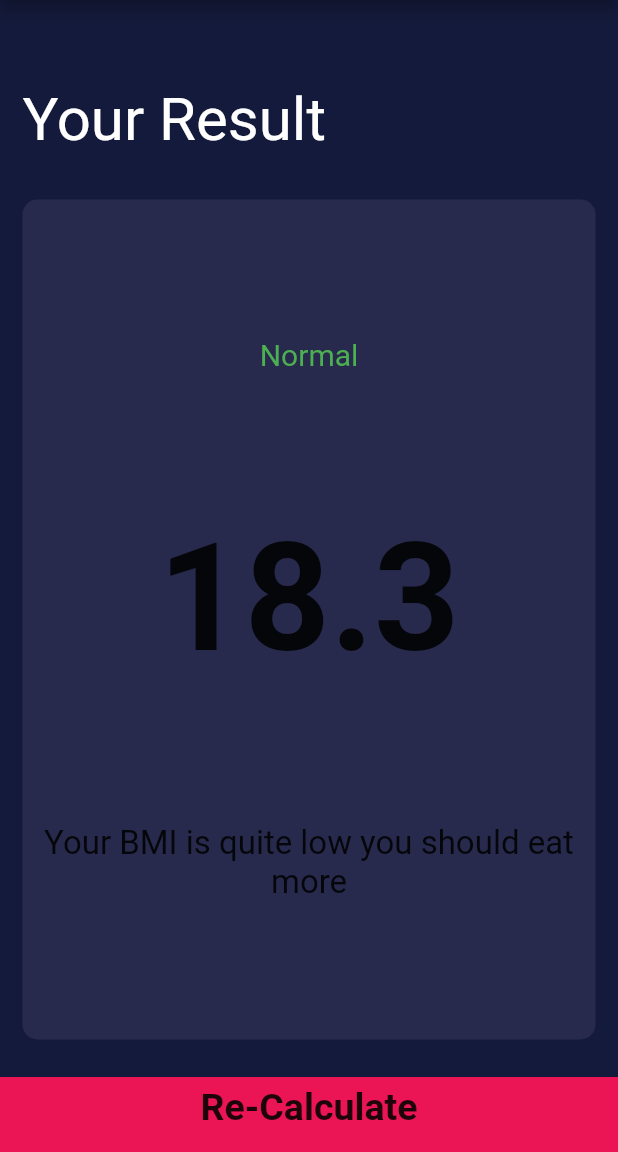
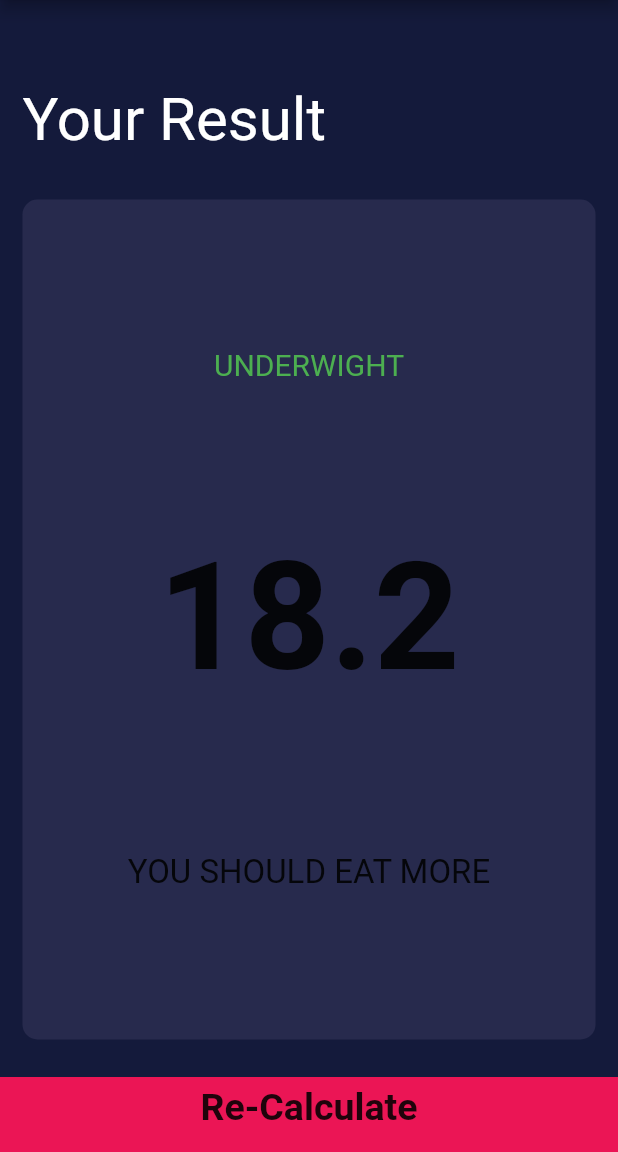
Before and after one commit to FahimMuntashir/BMI-Calculator, a Flutter app: the screen it shows after launch, after a tap on "Calculate", on a phone screen of 412 x 824 dp, the part 84-1236 px from its top. Run offline on Flutter 3.47's test engine with Material 2 defaults, Android fonts, the phone set to English and light mode, and no system bars.

Commit message:
final app

```diff
--- /dev/null
+++ b/lib/calculator_brain.dart
@@ -0,0 +1,39 @@
+
+import 'dart:math';
+
+import 'main.dart';
+class CalculatorBrain{
+  CalculatorBrain({this.weight,this.height});
+  final int height ;
+  final int weight;
+  double _bmi;
+
+  String calculateBMI(){
+    _bmi = weight/pow(height/100, 2);
+        return _bmi.toStringAsFixed(1);
+  }
+
+  String getResult(){
+    if (_bmi>=25) {
+      return 'Overweight';
+
+    }  else if (_bmi>=18.5) {
+      return 'Normal';
+
+    }  else{
+      return 'Underwight';
+    }
+  }
+
+  String getInterpretation(){
+    if (_bmi>=25) {
+      return 'Try to exercise more';
+
+    }  else if (_bmi>=18.5) {
+      return 'God job !';
+
+    }  else{
+      return 'You should eat more';
+    }
+  }
+}
--- a/lib/input_page.dart
+++ b/lib/input_page.dart
@@ -6,6 +6,7 @@ import 'reusable_card.dart';
 import 'constants.dart';
 import 'result_page.dart';
 import 'bottom_button.dart';
+import 'calculator_brain.dart';
 
 enum Gender {
   male,
@@ -241,10 +242,15 @@ class _InputPageState extends State<InputPage> {
           BottomButton(
             buttonTitle: 'Calculate',
             onTap: () {
+              CalculatorBrain calc = CalculatorBrain(height: height,weight: weight);
               Navigator.push(
                 context,
                 MaterialPageRoute(
-                  builder: (context) => ResultsPage(),
+                  builder: (context) => ResultsPage(
+                    bmiResult: calc.calculateBMI(),
+                    interpretation: calc.getInterpretation(),
+                    resultText: calc.getResult(),
+                  ),
                 ),
               );
             },
--- a/lib/result_page.dart
+++ b/lib/result_page.dart
@@ -4,8 +4,15 @@ import 'package:flutter/cupertino.dart';
 import 'package:flutter/material.dart';
 import 'input_page.dart';
 import 'reusable_card.dart';
+import 'calculator_brain.dart';
 
 class ResultsPage extends StatelessWidget {
+
+  ResultsPage({@required this.bmiResult,@required this.resultText,@required this.interpretation});
+  final String bmiResult;
+  final String resultText;
+  final String interpretation;
+
   @override
   Widget build(BuildContext context) {
     return Scaffold(
@@ -40,18 +47,18 @@ class ResultsPage extends StatelessWidget {
                 crossAxisAlignment: CrossAxisAlignment.center,
                 children: <Widget>[
                   Text(
-                    'Normal',
+                    resultText.toUpperCase(),
                     style: TextStyle(color: Colors.green, fontSize: 20.0),
                   ),
                   Text(
-                    '18.3',
+                    bmiResult,
                     style: TextStyle(
                       fontSize: 100.0,
                       fontWeight: FontWeight.bold,
                     ),
                   ),
                   Text(
-                    'Your BMI is quite low you should eat more',
+                   interpretation.toUpperCase(),
                     textAlign: TextAlign.center,
                     style: TextStyle(
                       fontSize: 22.0,
```
